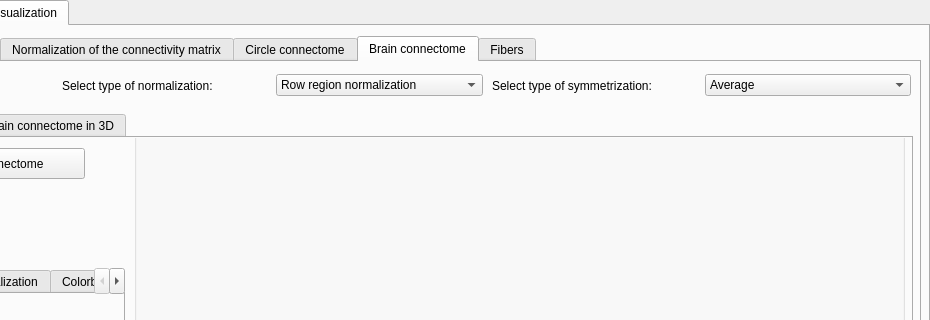
Qt form CONTINUITY_QC/interface_visualization.ui (HZBCPP/CONTINUITY-lite) before a commit; both pictures show x 202 to 1132 and y 0 to 320 of the 1132 by 631 pixel window.
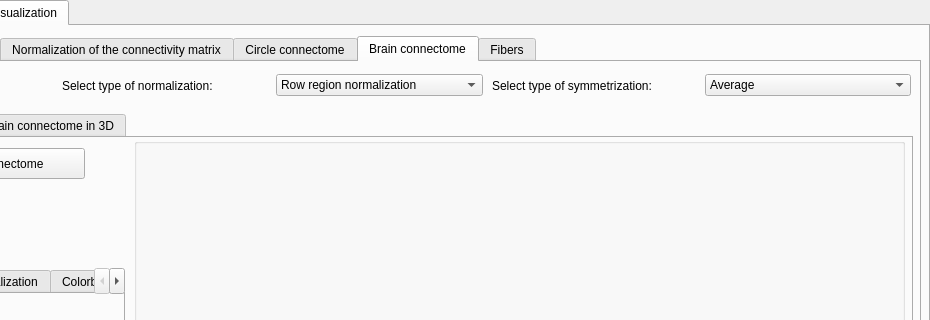
The same form after that commit.

Commit message: display labels

What changed in the file:
```diff
--- a/CONTINUITY_QC/interface_visualization.ui
+++ b/CONTINUITY_QC/interface_visualization.ui
@@ -2227,9 +2227,9 @@
         <property name="geometry">
          <rect>
           <x>310</x>
-          <y>-40</y>
+          <y>0</y>
           <width>771</width>
-          <height>501</height>
+          <height>461</height>
          </rect>
         </property>
         <property name="title">
```
Left out of the diff: 2 changed lines with no effect on the pictures. The commit also changes 2 other files.
